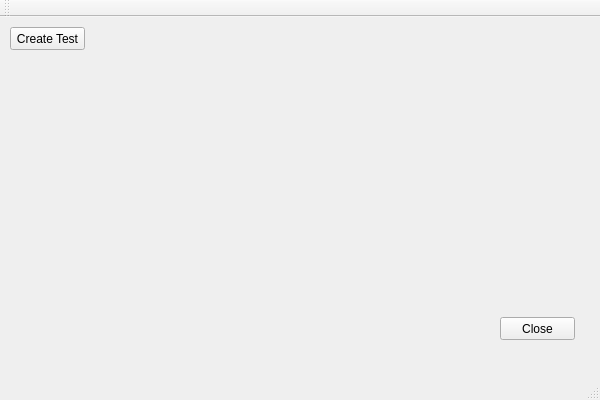
Before: the Qt Designer form tools/autoTester/autoTester/autoTester/autoTester.ui in highfidelity/hifi_tests, drawn with Qt 5.
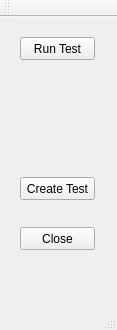
After: the same form once the commit is applied.

```diff
--- a/tools/autoTester/autoTester/autoTester/autoTester.ui
+++ b/tools/autoTester/autoTester/autoTester/autoTester.ui
@@ -6,8 +6,8 @@
    <rect>
     <x>0</x>
     <y>0</y>
-    <width>600</width>
-    <height>400</height>
+    <width>117</width>
+    <height>330</height>
    </rect>
   </property>
   <property name="windowTitle">
@@ -17,8 +17,8 @@
    <widget class="QPushButton" name="closeButton">
     <property name="geometry">
      <rect>
-      <x>500</x>
-      <y>300</y>
+      <x>20</x>
+      <y>210</y>
       <width>75</width>
       <height>23</height>
      </rect>
@@ -30,8 +30,8 @@
    <widget class="QPushButton" name="createTestButton">
     <property name="geometry">
      <rect>
-      <x>10</x>
-      <y>10</y>
+      <x>20</x>
+      <y>160</y>
       <width>75</width>
       <height>23</height>
      </rect>
@@ -40,6 +40,19 @@
      <string>Create Test</string>
     </property>
    </widget>
+   <widget class="QPushButton" name="runTestButton">
+    <property name="geometry">
+     <rect>
+      <x>20</x>
+      <y>20</y>
+      <width>75</width>
+      <height>23</height>
+     </rect>
+    </property>
+    <property name="text">
+     <string>Run Test</string>
+    </property>
+   </widget>
   </widget>
   <widget class="QMenuBar" name="menuBar">
    <property name="geometry">
```
Left out of the diff: 2 changed lines with no effect on the pictures.
